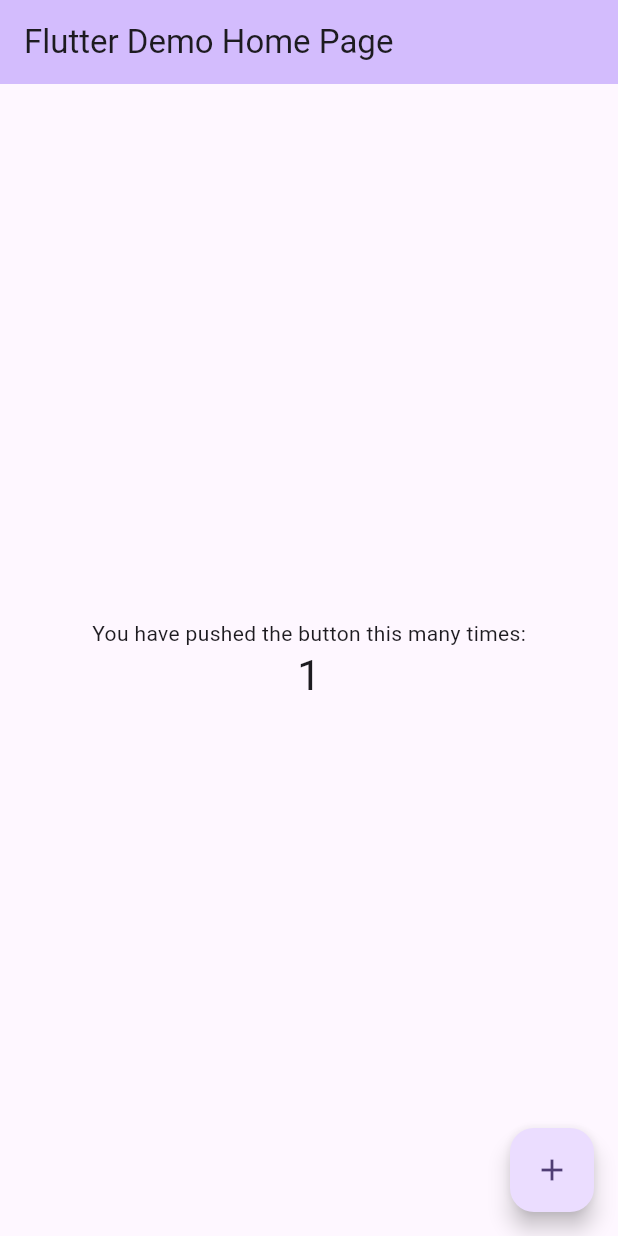
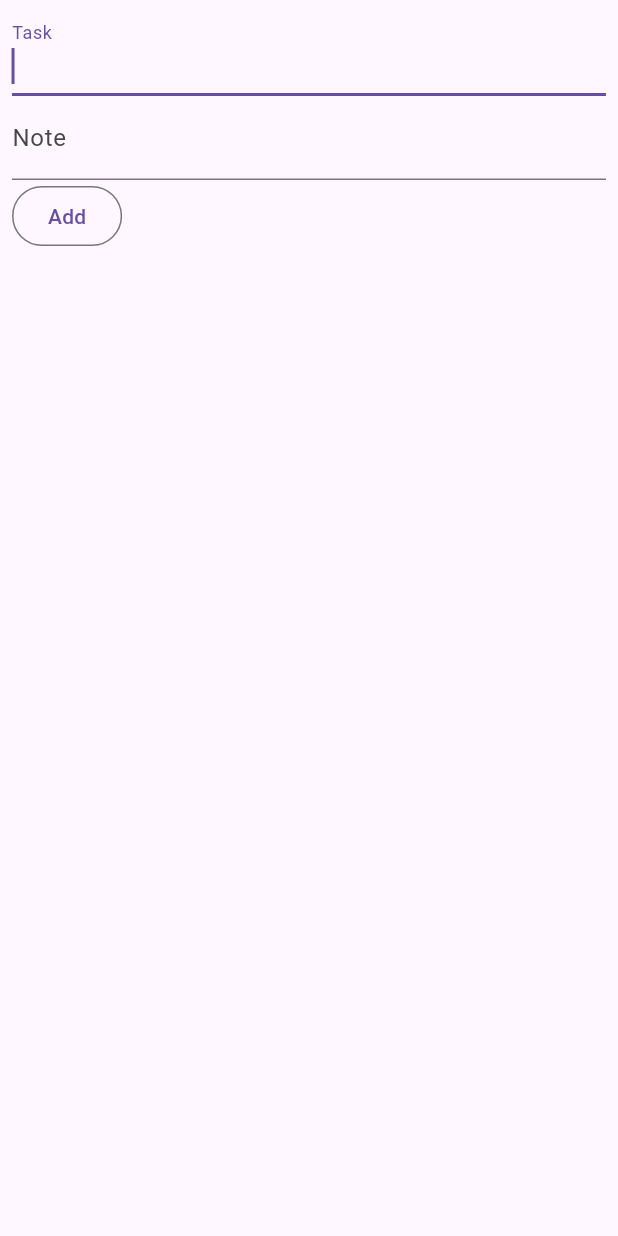
Before and after one commit to POMXARK/quiz_demo, a Flutter app: the screen it shows after launch, after a tap on the "add" icon, on a phone screen of 412 x 824 dp. Run offline on Flutter 3.47's test engine with Material 3 defaults, Android fonts, the light colour scheme and no system bars; our stand-ins replace hive, hive_flutter; accounts and stored records are empty.

Commit message:
feat: todo_hive_example Приложение: список дел

```diff
--- /dev/null
+++ b/lib/client/hive_names.dart
@@ -0,0 +1,3 @@
+class HiveBoxes {
+  static String todo = 'todo_box';
+}
--- a/lib/main.dart
+++ b/lib/main.dart
@@ -1,122 +1,97 @@
 import 'package:flutter/material.dart';
+import 'package:hive_flutter/hive_flutter.dart';
+import 'package:quiz_demo/screens/add_todo/add_todo.dart';
+import 'models/todo.dart';
+import 'client/hive_names.dart';
 
-void main() {
-  runApp(const MyApp());
+void main() async {
+  //   hive initialization
+  await Hive.initFlutter();
+  Hive.registerAdapter(TodoAdapter());
+  await Hive.openBox<Todo>(HiveBoxes.todo);
+  runApp(MyApp());
 }
 
-class MyApp extends StatelessWidget {
+class MyApp extends StatefulWidget {
   const MyApp({super.key});
 
-  // This widget is the root of your application.
+  @override
+  _MyAppState createState() => _MyAppState();
+}
+
+class _MyAppState extends State<MyApp> {
+  @override
+  void dispose() async {
+    Hive.close();
+    super.dispose();
+  }
+
   @override
   Widget build(BuildContext context) {
     return MaterialApp(
-      title: 'Flutter Demo',
       theme: ThemeData(
-        // This is the theme of your application.
-        //
-        // TRY THIS: Try running your application with "flutter run". You'll see
-        // the application has a purple toolbar. Then, without quitting the app,
-        // try changing the seedColor in the colorScheme below to Colors.green
-        // and then invoke "hot reload" (save your changes or press the "hot
-        // reload" button in a Flutter-supported IDE, or press "r" if you used
-        // the command line to start the app).
-        //
-        // Notice that the counter didn't reset back to zero; the application
-        // state is not lost during the reload. To reset the state, use hot
-        // restart instead.
-        //
-        // This works for code too, not just values: Most code changes can be
-        // tested with just a hot reload.
-        colorScheme: ColorScheme.fromSeed(seedColor: Colors.deepPurple),
+        primarySwatch: Colors.blue,
       ),
-      home: const MyHomePage(title: 'Flutter Demo Home Page'),
+      home: MyHomePage(title: 'Todo Hive Example', key: UniqueKey()),
     );
   }
 }
 
 class MyHomePage extends StatefulWidget {
-  const MyHomePage({super.key, required this.title});
-
-  // This widget is the home page of your application. It is stateful, meaning
-  // that it has a State object (defined below) that contains fields that affect
-  // how it looks.
-
-  // This class is the configuration for the state. It holds the values (in this
-  // case the title) provided by the parent (in this case the App widget) and
-  // used by the build method of the State. Fields in a Widget subclass are
-  // always marked "final".
+  const MyHomePage({required Key key, required this.title}) : super(key: key);
 
   final String title;
 
   @override
-  State<MyHomePage> createState() => _MyHomePageState();
+  _MyHomePageState createState() => _MyHomePageState();
 }
 
 class _MyHomePageState extends State<MyHomePage> {
-  int _counter = 0;
-
-  void _incrementCounter() {
-    setState(() {
-      // This call to setState tells the Flutter framework that something has
-      // changed in this State, which causes it to rerun the build method below
-      // so that the display can reflect the updated values. If we changed
-      // _counter without calling setState(), then the build method would not be
-      // called again, and so nothing would appear to happen.
-      _counter++;
-    });
-  }
-
   @override
   Widget build(BuildContext context) {
-    // This method is rerun every time setState is called, for instance as done
-    // by the _incrementCounter method above.
-    //
-    // The Flutter framework has been optimized to make rerunning build methods
-    // fast, so that you can just rebuild anything that needs updating rather
-    // than having to individually change instances of widgets.
     return Scaffold(
       appBar: AppBar(
-        // TRY THIS: Try changing the color here to a specific color (to
-        // Colors.amber, perhaps?) and trigger a hot reload to see the AppBar
-        // change color while the other colors stay the same.
-        backgroundColor: Theme.of(context).colorScheme.inversePrimary,
-        // Here we take the value from the MyHomePage object that was created by
-        // the App.build method, and use it to set our appbar title.
         title: Text(widget.title),
       ),
-      body: Center(
-        // Center is a layout widget. It takes a single child and positions it
-        // in the middle of the parent.
-        child: Column(
-          // Column is also a layout widget. It takes a list of children and
-          // arranges them vertically. By default, it sizes itself to fit its
-          // children horizontally, and tries to be as tall as its parent.
-          //
-          // Column has various properties to control how it sizes itself and
-          // how it positions its children. Here we use mainAxisAlignment to
-          // center the children vertically; the main axis here is the vertical
-          // axis because Columns are vertical (the cross axis would be
-          // horizontal).
-          //
-          // TRY THIS: Invoke "debug painting" (choose the "Toggle Debug Paint"
-          // action in the IDE, or press "p" in the console), to see the
-          // wireframe for each widget.
-          mainAxisAlignment: MainAxisAlignment.center,
-          children: <Widget>[
-            const Text('You have pushed the button this many times:'),
-            Text(
-              '$_counter',
-              style: Theme.of(context).textTheme.headlineMedium,
-            ),
-          ],
-        ),
+      body: ValueListenableBuilder(
+        valueListenable: Hive.box<Todo>(HiveBoxes.todo).listenable(),
+        builder: (context, Box<Todo> box, _) {
+          if (box.values.isEmpty) {
+            return Center(
+              child: Text("Todo list is empty"),
+            );
+          }
+          return ListView.builder(
+            itemCount: box.values.length,
+            itemBuilder: (context, index) {
+              Todo? res = box.getAt(index);
+              return Dismissible(
+                background: Container(color: Colors.red),
+                key: UniqueKey(),
+                onDismissed: (direction) {
+                  res.delete();
+                },
+                child: ListTile(
+                    title: Text(res?.task ?? ''),
+                    subtitle: Text(res?.note ?? ''),
+                    leading: res!.complete
+                        ? Icon(Icons.check_box)
+                        : Icon(Icons.check_box_outline_blank),
+                    onTap: () {
+                      res.complete = !res.complete;
+                      res.save();
+                    }),
+              );
+            },
+          );
+        },
       ),
       floatingActionButton: FloatingActionButton(
-        onPressed: _incrementCounter,
-        tooltip: 'Increment',
-        child: const Icon(Icons.add),
-      ), // This trailing comma makes auto-formatting nicer for build methods.
+        onPressed: () => Navigator.of(context)
+            .push(MaterialPageRoute(builder: (context) => AddTodo())),
+        tooltip: 'Add todo',
+        child: Icon(Icons.add),
+      ),
     );
   }
 }
--- /dev/null
+++ b/lib/models/todo.dart
@@ -0,0 +1,25 @@
+import 'package:hive/hive.dart';
+
+part 'todo.g.dart';  // Эта строка должна быть
+
+@HiveType(typeId: 0)
+class Todo extends HiveObject {
+  @HiveField(0)
+  String id;
+
+  @HiveField(1)
+  bool complete;
+
+  @HiveField(2)
+  String note;
+
+  @HiveField(3)
+  String task;
+
+  Todo({
+    required this.id,
+    this.complete = false,
+    this.note = '',
+    required this.task,
+  });
+}
--- /dev/null
+++ b/lib/screens/add_todo/add_todo.dart
@@ -0,0 +1,92 @@
+import 'package:flutter/foundation.dart';
+import 'package:flutter/material.dart';
+import 'package:hive/hive.dart';
+import '../../models/todo.dart';
+import '../../client/hive_names.dart';
+
+class AddTodo extends StatefulWidget {
+  final formKey = GlobalKey<FormState>();
+
+  AddTodo({super.key});
+
+  @override
+  _AddTodoState createState() => _AddTodoState();
+}
+
+class _AddTodoState extends State<AddTodo> {
+  late String task;
+  late String note;
+  final _formKey = GlobalKey<FormState>();
+
+  @override
+  Widget build(BuildContext context) {
+    return Scaffold(
+      body: SafeArea(
+        child: SingleChildScrollView(
+          child: Form(
+            key: _formKey,
+            child: Padding(
+              padding: const EdgeInsets.all(8.0),
+              child: Column(
+                crossAxisAlignment: CrossAxisAlignment.start,
+                children: <Widget>[
+                  TextFormField(
+                    autofocus: true,
+                    initialValue: '',
+                    decoration: const InputDecoration(
+                      labelText: 'Task',
+                    ),
+                    onChanged: (value) {
+                      setState(() {
+                        task = value;
+                      });
+                    },
+                    validator: (val) {
+                      if (val!.trim().isEmpty) {
+                        return 'Task name should not be empty';
+                      } else {
+                        return null;
+                      }
+                    },
+                  ),
+                  TextFormField(
+                    initialValue: '',
+                    decoration: const InputDecoration(
+                      labelText: 'Note',
+                    ),
+                    onChanged: (value) {
+                      setState(() {
+                        note = value ?? '';
+                      });
+                    },
+                  ),
+                  OutlinedButton(
+                    onPressed: _validateAndSave,
+                    child: Text('Add'),
+                  ),
+                ],
+              ),
+            ),
+          ),
+        ),
+      ),
+    );
+  }
+
+  void _validateAndSave() {
+    final form = _formKey.currentState;
+    if (form!.validate()) {
+      _onFormSubmit();
+    } else {
+      if (kDebugMode) {
+        print('form is invalid');
+      }
+    }
+  }
+
+  void _onFormSubmit() {
+    Box<Todo> contactsBox = Hive.box<Todo>(HiveBoxes.todo);
+    contactsBox.add(Todo(task: task, note: note, id: ''));
+    Navigator.of(context).pop();
+  }
+}
--- a/pubspec.yaml
+++ b/pubspec.yaml
@@ -34,6 +34,8 @@ dependencies:
   # The following adds the Cupertino Icons font to your application.
   # Use with the CupertinoIcons class for iOS style icons.
   cupertino_icons: ^1.0.8
+  hive: ^2.2.3
+  hive_flutter: ^1.1.0
 
 dev_dependencies:
   flutter_test:
@@ -44,7 +46,9 @@ dev_dependencies:
   # activated in the `analysis_options.yaml` file located at the root of your
   # package. See that file for information about deactivating specific lint
   # rules and activating additional ones.
-  flutter_lints: ^5.0.0
+  flutter_lints: ^6.0.0
+  hive_generator: ^2.0.1
+  build_runner: ^2.3.3
 
 # For information on the generic Dart part of this file, see the
 # following page: https://dart.dev/tools/pub/pubspec
```
Also changed, not shown: lib/models/todo.g.dart (added), pubspec.lock.
